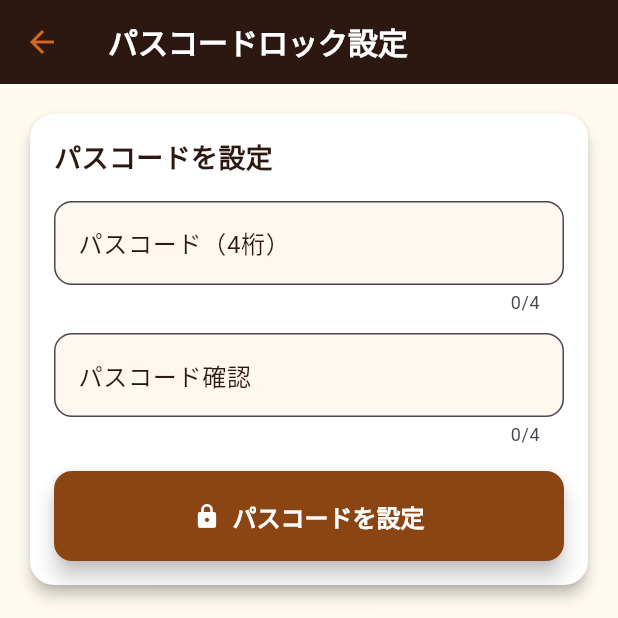
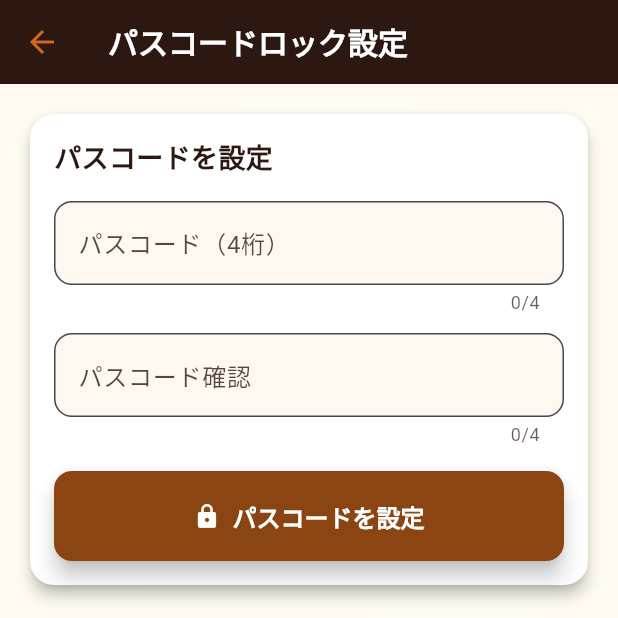
Before and after one commit to IKcoding-jp/Roast-Plus, a Flutter app: the PasscodeLockSettingsPage screen opened directly, on a phone screen of 412 x 824 dp, the top half of it. Run offline on Flutter 3.47's test engine with Material 3 defaults, Android fonts, the phone set to English and light mode, and no system bars; our stand-ins replace audioplayers, cloud_firestore, firebase_auth, firebase_core, firebase_storage, flutter_colorpicker and 7 more; missing offline and left inert: dart:html; accounts and stored records are empty; Roboto replaces fonts that are missing (Noto Sans JP).

Commit message:
フォント設定を統一し、各ページのテキストスタイルを改善。

```diff
--- a/lib/pages/settings/passcode_lock_settings_page.dart
+++ b/lib/pages/settings/passcode_lock_settings_page.dart
@@ -418,6 +418,24 @@ class _PasscodeLockSettingsPageState extends State<PasscodeLockSettingsPage> {
   @override
   Widget build(BuildContext context) {
     final themeSettings = Provider.of<ThemeSettings>(context);
+    final baseInputFontSize = 16 * themeSettings.fontSizeScale;
+    final inputTextStyle = TextStyle(
+      fontFamily: themeSettings.fontFamily,
+      fontSize: baseInputFontSize,
+      color: themeSettings.inputTextColor,
+    );
+    final labelStyle = inputTextStyle.copyWith(
+      color: themeSettings.inputTextColor.withOpacity(0.8),
+    );
+    final floatingLabelStyle = labelStyle.copyWith(
+      fontWeight: FontWeight.bold,
+      color: themeSettings.inputTextColor,
+    );
+    final counterStyle = TextStyle(
+      fontFamily: themeSettings.fontFamily,
+      fontSize: 12 * themeSettings.fontSizeScale,
+      color: themeSettings.inputTextColor.withOpacity(0.7),
+    );
     if (_isLoading) {
       return Scaffold(
         appBar: AppBar(
@@ -461,9 +479,7 @@ class _PasscodeLockSettingsPageState extends State<PasscodeLockSettingsPage> {
                       shape: RoundedRectangleBorder(
                         borderRadius: BorderRadius.circular(16),
                       ),
-                      color: Provider.of<ThemeSettings>(
-                        context,
-                      ).cardBackgroundColor,
+                      color: themeSettings.cardBackgroundColor,
                       child: Padding(
                         padding: EdgeInsets.all(16),
                         child: Column(
@@ -476,14 +492,8 @@ class _PasscodeLockSettingsPageState extends State<PasscodeLockSettingsPage> {
                                 Text(
                                   'パスコードロックが有効です',
                                   style: TextStyle(
-                                    fontFamily: Provider.of<ThemeSettings>(
-                                      context,
-                                    ).fontFamily,
-                                    fontSize:
-                                        16 *
-                                        Provider.of<ThemeSettings>(
-                                          context,
-                                        ).fontSizeScale,
+                                    fontFamily: themeSettings.fontFamily,
+                                    fontSize: 16 * themeSettings.fontSizeScale,
                                     fontWeight: FontWeight.bold,
                                     color: Provider.of<ThemeSettings>(
                                       context,
@@ -517,14 +527,8 @@ class _PasscodeLockSettingsPageState extends State<PasscodeLockSettingsPage> {
                                 label: Text(
                                   'パスコードロックを無効にする',
                                   style: TextStyle(
-                                    fontFamily: Provider.of<ThemeSettings>(
-                                      context,
-                                    ).fontFamily,
-                                    fontSize:
-                                        16 *
-                                        Provider.of<ThemeSettings>(
-                                          context,
-                                        ).fontSizeScale,
+                                    fontFamily: themeSettings.fontFamily,
+                                    fontSize: 16 * themeSettings.fontSizeScale,
                                   ),
                                 ),
                                 style: ElevatedButton.styleFrom(
@@ -631,9 +635,7 @@ class _PasscodeLockSettingsPageState extends State<PasscodeLockSettingsPage> {
                       shape: RoundedRectangleBorder(
                         borderRadius: BorderRadius.circular(16),
                       ),
-                      color: Provider.of<ThemeSettings>(
-                        context,
-                      ).cardBackgroundColor,
+                      color: themeSettings.cardBackgroundColor,
                       child: Padding(
                         padding: EdgeInsets.all(16),
                         child: Column(
@@ -642,18 +644,10 @@ class _PasscodeLockSettingsPageState extends State<PasscodeLockSettingsPage> {
                             Text(
                               'パスコードを設定',
                               style: TextStyle(
-                                fontFamily: Provider.of<ThemeSettings>(
-                                  context,
-                                ).fontFamily,
-                                fontSize:
-                                    18 *
-                                    Provider.of<ThemeSettings>(
-                                      context,
-                                    ).fontSizeScale,
+                                fontFamily: themeSettings.fontFamily,
+                                fontSize: 18 * themeSettings.fontSizeScale,
                                 fontWeight: FontWeight.bold,
-                                color: Provider.of<ThemeSettings>(
-                                  context,
-                                ).fontColor1,
+                                color: themeSettings.fontColor1,
                               ),
                             ),
                             SizedBox(height: 16),
@@ -663,8 +657,13 @@ class _PasscodeLockSettingsPageState extends State<PasscodeLockSettingsPage> {
                                 decimal: false,
                                 signed: false,
                               ),
+                              cursorColor: themeSettings.inputTextColor,
+                              style: inputTextStyle,
                               decoration: InputDecoration(
                                 labelText: 'パスコード（4桁）',
+                                labelStyle: labelStyle,
+                                floatingLabelStyle: floatingLabelStyle,
+                                counterStyle: counterStyle,
                                 border: OutlineInputBorder(
                                   borderRadius: BorderRadius.circular(12),
                                 ),
@@ -678,8 +677,13 @@ class _PasscodeLockSettingsPageState extends State<PasscodeLockSettingsPage> {
                                 decimal: false,
                                 signed: false,
                               ),
+                              cursorColor: themeSettings.inputTextColor,
+                              style: inputTextStyle,
                               decoration: InputDecoration(
                                 labelText: 'パスコード確認',
+                                labelStyle: labelStyle,
+                                floatingLabelStyle: floatingLabelStyle,
+                                counterStyle: counterStyle,
                                 border: OutlineInputBorder(
                                   borderRadius: BorderRadius.circular(12),
                                 ),
@@ -691,15 +695,9 @@ class _PasscodeLockSettingsPageState extends State<PasscodeLockSettingsPage> {
                               Text(
                                 _error!,
                                 style: TextStyle(
-                                  fontFamily: Provider.of<ThemeSettings>(
-                                    context,
-                                  ).fontFamily,
+                                  fontFamily: themeSettings.fontFamily,
                                   color: Colors.red,
-                                  fontSize:
-                                      14 *
-                                      Provider.of<ThemeSettings>(
-                                        context,
-                                      ).fontSizeScale,
+                                  fontSize: 14 * themeSettings.fontSizeScale,
                                 ),
                               ),
                             ],
@@ -711,14 +709,8 @@ class _PasscodeLockSettingsPageState extends State<PasscodeLockSettingsPage> {
                                 label: Text(
                                   'パスコードを設定',
                                   style: TextStyle(
-                                    fontFamily: Provider.of<ThemeSettings>(
-                                      context,
-                                    ).fontFamily,
-                                    fontSize:
-                                        16 *
-                                        Provider.of<ThemeSettings>(
-                                          context,
-                                        ).fontSizeScale,
+                                    fontFamily: themeSettings.fontFamily,
+                                    fontSize: 16 * themeSettings.fontSizeScale,
                                   ),
                                 ),
                                 style: ElevatedButton.styleFrom(
```
Also changed, not shown: lib/pages/help/usage_guide_page.dart (+50 -36 lines), lib/pages/settings/custom_theme_settings_page.dart (+45 -13 lines), lib/pages/settings/theme_settings_page.dart (+22 -3 lines), lib/widgets/group_level_display_widget.dart (+11 -0 lines).
